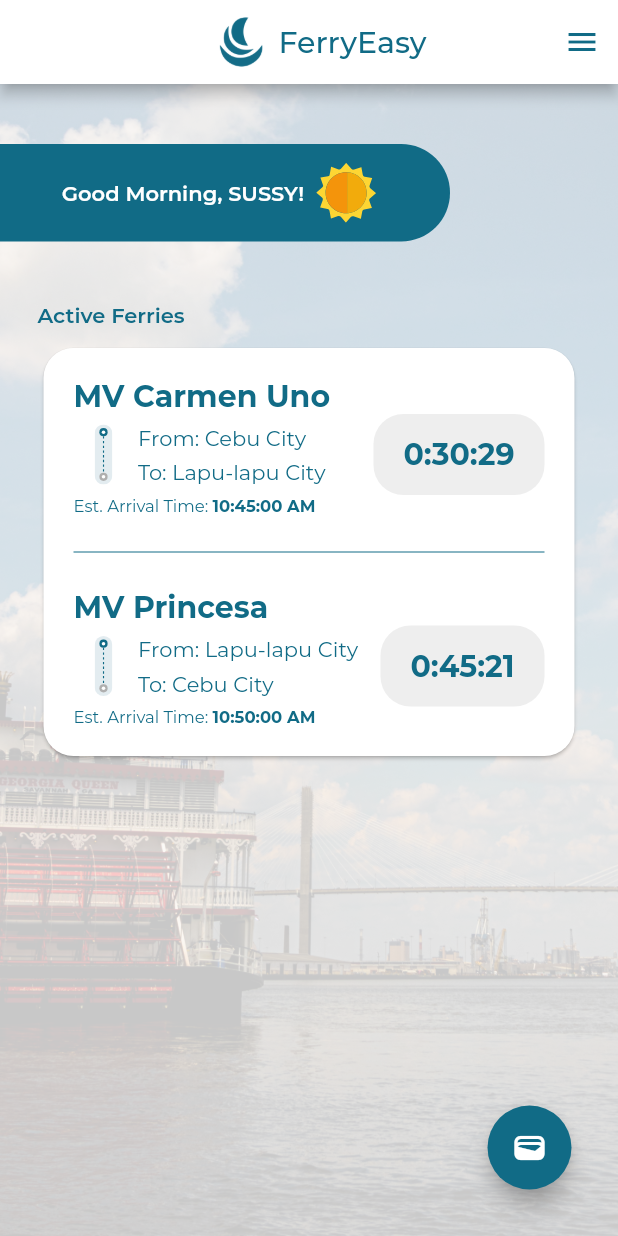
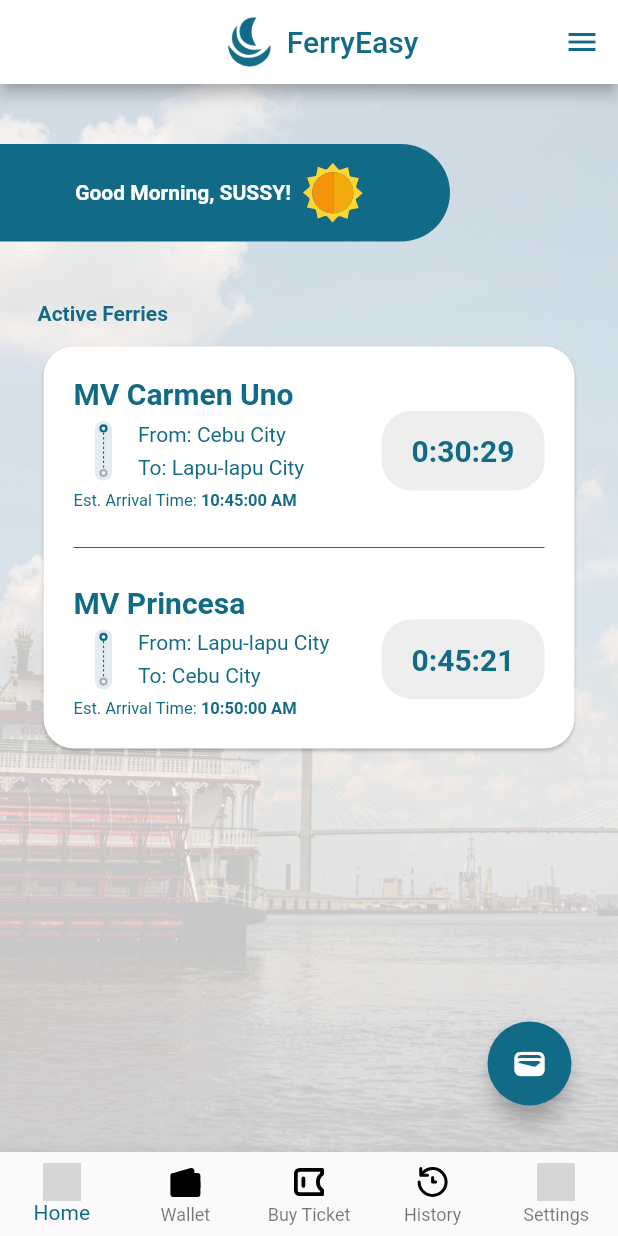
Before and after one commit to reynerbering/ferry_easy_v1_with_router, a Flutter app: the Dashboard screen opened by its route, on a phone screen of 412 x 824 dp. Run offline on Flutter 3.47's test engine with Material 2 defaults, Android fonts, the phone set to English and light mode, and no system bars; our stand-ins replace flutter_native_splash, flutter_svg; project files that could hold a hidden picture were left out; grey boxes are pictures that could not be loaded.

Commit message:
added initial navbar ui

```diff
--- a/lib/main.dart
+++ b/lib/main.dart
@@ -19,7 +19,6 @@ class MyApp extends StatelessWidget {
       title: 'Flutter Demo',
       debugShowCheckedModeBanner: false,
       theme: ThemeData(
-        fontFamily: 'Montserrat',
         primarySwatch: Colors.blue,
         elevatedButtonTheme: ElevatedButtonThemeData(
           style: TextButton.styleFrom(
--- a/lib/presentation/screens/dashboard.dart
+++ b/lib/presentation/screens/dashboard.dart
@@ -3,8 +3,21 @@ import 'package:flutter_svg/svg.dart';
 
 import '../../constants/constants.dart';
 
-class Dashboard extends StatelessWidget {
+class Dashboard extends StatefulWidget {
   const Dashboard({super.key});
+
+  @override
+  State<Dashboard> createState() => _DashboardState();
+}
+
+class _DashboardState extends State<Dashboard> {
+  int _selectedIndex = 0;
+
+  void _onItemTapped(int index) {
+    setState(() {
+      _selectedIndex = index;
+    });
+  }
 
   @override
   Widget build(BuildContext context) {
@@ -161,6 +174,61 @@ class Dashboard extends StatelessWidget {
           ),
         ],
       ),
+      bottomNavigationBar: BottomNavigationBar(
+        type: BottomNavigationBarType.fixed,
+        showUnselectedLabels: true,
+        items: <BottomNavigationBarItem>[
+          BottomNavigationBarItem(
+            icon: SvgPicture.asset(
+              'assets/icons/home-outline.svg',
+              height: 25,
+              width: 25,
+              fit: BoxFit.scaleDown,
+            ),
+            label: 'Home',
+          ),
+          BottomNavigationBarItem(
+            icon: SvgPicture.asset(
+              'assets/icons/wallet-outline.svg',
+              height: 25,
+              width: 25,
+              fit: BoxFit.scaleDown,
+            ),
+            label: 'Wallet',
+          ),
+          BottomNavigationBarItem(
+            icon: SvgPicture.asset(
+              'assets/icons/ticket-outline.svg',
+              height: 25,
+              width: 25,
+              fit: BoxFit.scaleDown,
+            ),
+            label: 'Buy Ticket',
+          ),
+          BottomNavigationBarItem(
+            icon: SvgPicture.asset(
+              'assets/icons/history.svg',
+              height: 25,
+              width: 25,
+              fit: BoxFit.scaleDown,
+            ),
+            label: 'History',
+          ),
+          BottomNavigationBarItem(
+            icon: SvgPicture.asset(
+              'assets/icons/notifications-outline.svg',
+              height: 25,
+              width: 25,
+              fit: BoxFit.scaleDown,
+            ),
+            label: 'Settings',
+          ),
+        ],
+        currentIndex: _selectedIndex,
+        selectedItemColor: ferryPrimaryColor,
+        onTap: _onItemTapped,
+      ),
+
       // ! Floating action button for shortcut to wallet
       // todo: Add routing for wallet directory
       floatingActionButton: Padding(
@@ -209,6 +277,7 @@ class DestinationWidget extends StatelessWidget {
   final String firstLocation;
   final String secondLocation;
   final String countdownTimer;
+
   const DestinationWidget({
     Key? key,
     required this.firstLocation,
```
Also changed, not shown: pubspec.yaml (+1 -20 lines), pubspec.lock.
